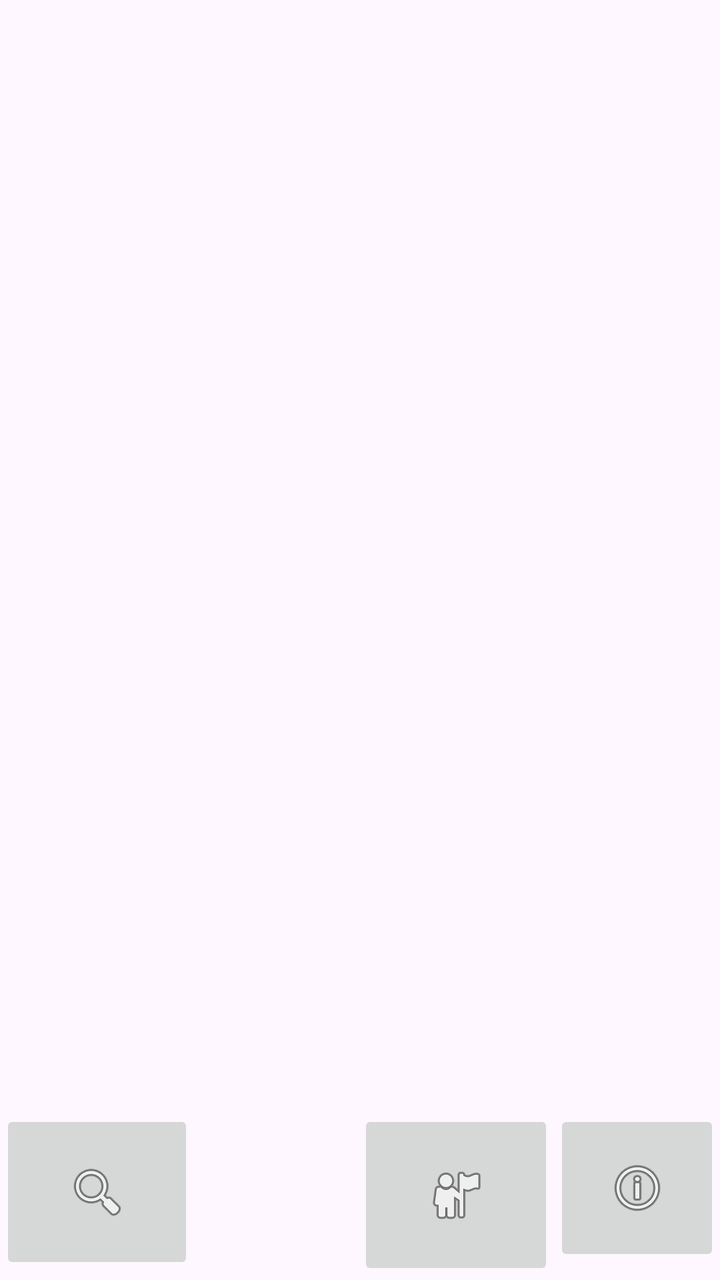
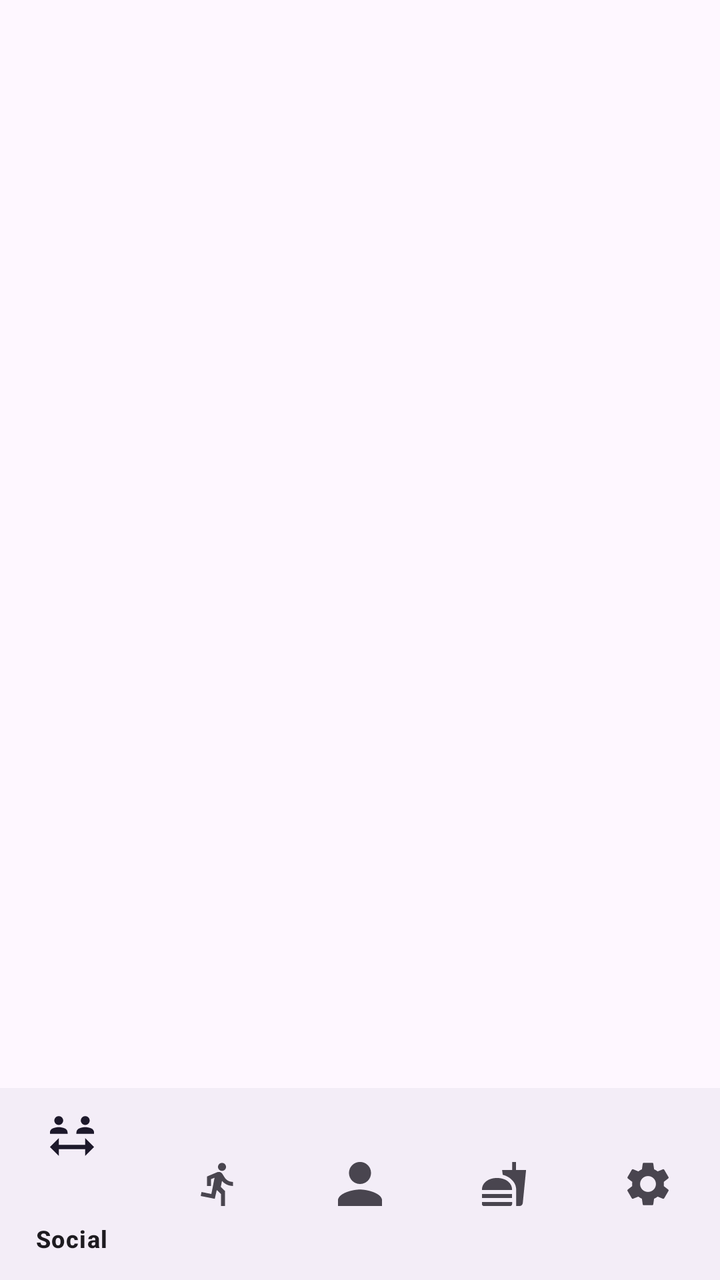

The first picture is an Android layout as it rendered before a commit; the second is the same layout after the commit. The layout source and the unified diff follow.
<!-- AndroidManifest.xml: application theme Theme.AndroidExample -->
<!-- res/layout/activity_userprofile.xml -->
<?xml version="1.0" encoding="utf-8"?>
<GridLayout xmlns:android="http://schemas.android.com/apk/res/android"
    xmlns:app="http://schemas.android.com/apk/res-auto"
    android:layout_width="match_parent"
    android:layout_height="match_parent">


    <ImageButton
        android:id="@+id/imageButton3"
        android:layout_width="97dp"
        android:layout_height="82dp"
        android:layout_row="1"
        android:layout_column="0"
        app:srcCompat="@android:drawable/ic_menu_search" />

    <ImageButton
        android:id="@+id/imageButton4"
        android:layout_width="98dp"
        android:layout_height="85dp"
        android:layout_row="1"
        android:layout_column="2"
        app:srcCompat="@android:drawable/ic_menu_myplaces" />

    <ImageButton
        android:id="@+id/imageButton5"
        android:layout_width="83dp"
        android:layout_height="78dp"
        android:layout_row="1"
        android:layout_column="3"
        app:srcCompat="@android:drawable/ic_menu_info_details" />

</GridLayout>
<!-- resources referenced by this layout -->
<resources>
  <style name="Theme.AndroidExample" parent="Base.Theme.AndroidExample" />
  <style name="Base.Theme.AndroidExample" parent="Theme.Material3.DayNight.NoActionBar">
          
          
      </style>
</resources>

<!-- the commit's change to res/layout/activity_userprofile.xml (unified diff, before → after) -->
@@ -1,32 +1,46 @@
 <?xml version="1.0" encoding="utf-8"?>
-<GridLayout xmlns:android="http://schemas.android.com/apk/res/android"
+<androidx.constraintlayout.widget.ConstraintLayout
+    xmlns:android="http://schemas.android.com/apk/res/android"
     xmlns:app="http://schemas.android.com/apk/res-auto"
     android:layout_width="match_parent"
     android:layout_height="match_parent">
 
+    // Upper Section (Specific Page Content)
+    <FrameLayout
+        android:id="@+id/page_content_container"
+        android:layout_width="0dp"
+        android:layout_height="0dp"
+        app:layout_constraintBottom_toTopOf="@+id/guideline"
+        app:layout_constraintEnd_toEndOf="parent"
+        app:layout_constraintStart_toStartOf="parent"
+        app:layout_constraintTop_toTopOf="parent">
 
-    <ImageButton
-        android:id="@+id/imageButton3"
-        android:layout_width="97dp"
-        android:layout_height="82dp"
-        android:layout_row="1"
-        android:layout_column="0"
-        app:srcCompat="@android:drawable/ic_menu_search" />
+        // Specific page content layout here
+        // This is where all the content for the specific page will be placed
 
-    <ImageButton
-        android:id="@+id/imageButton4"
-        android:layout_width="98dp"
-        android:layout_height="85dp"
-        android:layout_row="1"
-        android:layout_column="2"
-        app:srcCompat="@android:drawable/ic_menu_myplaces" />
+    </FrameLayout>
 
-    <ImageButton
-        android:id="@+id/imageButton5"
-        android:layout_width="83dp"
-        android:layout_height="78dp"
-        android:layout_row="1"
-        android:layout_column="3"
-        app:srcCompat="@android:drawable/ic_menu_info_details" />
+    // Guideline for separating sections
+    <androidx.constraintlayout.widget.Guideline
+        android:id="@+id/guideline"
+        android:layout_width="wrap_content"
+        android:layout_height="wrap_content"
+        android:orientation="horizontal"
+        app:layout_constraintGuide_percent="0.85" />
+    // Adjust percentage as needed
 
-</GridLayout>
+    // Bottom Navigation
+
+    <com.google.android.material.bottomnavigation.BottomNavigationView
+        android:id="@+id/bottom_navigation"
+        android:layout_width="0dp"
+        android:layout_height="0dp"
+        app:layout_constraintBottom_toBottomOf="parent"
+        app:layout_constraintEnd_toEndOf="parent"
+        app:layout_constraintHorizontal_bias="0.0"
+        app:layout_constraintStart_toStartOf="parent"
+        app:layout_constraintTop_toBottomOf="@+id/guideline"
+        app:layout_constraintVertical_bias="0.0"
+        app:menu="@menu/bottom_nav_menu" />
+
+</androidx.constraintlayout.widget.ConstraintLayout>
